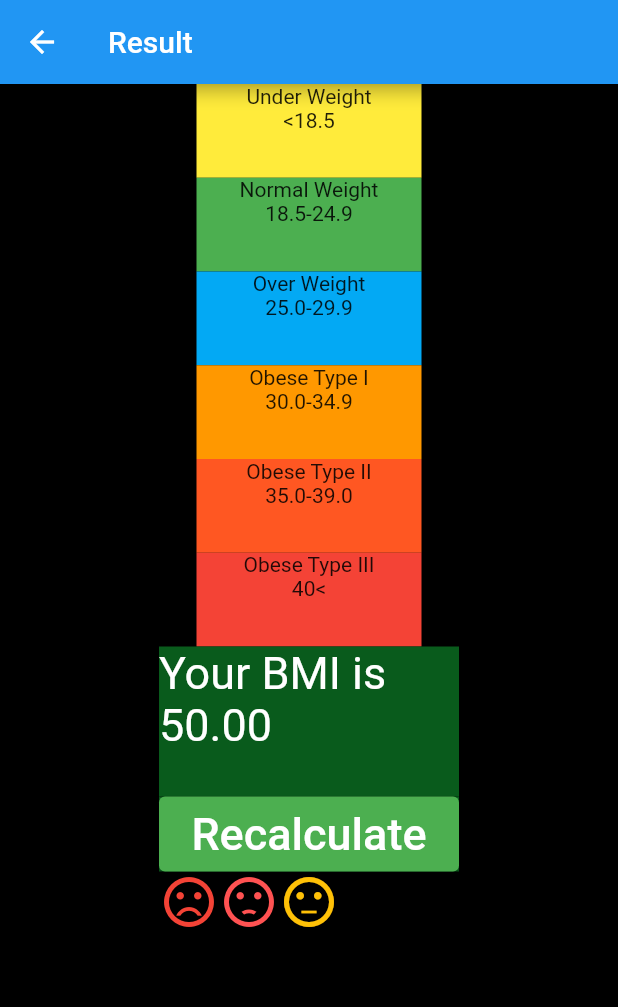
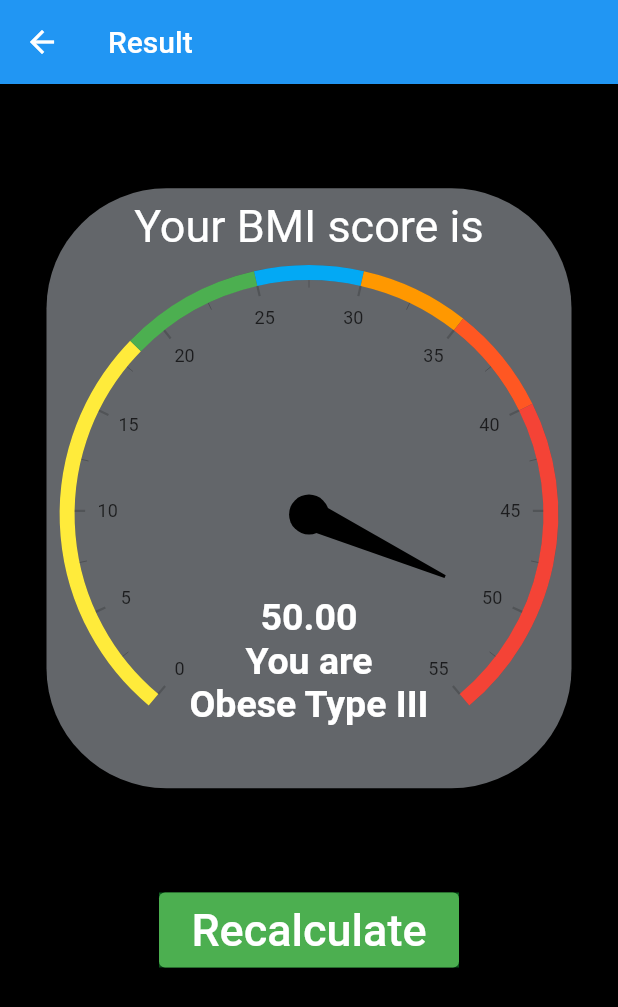
Before and after one commit to Greninja1OO/BMI-APP, a Flutter app: the screen it shows after launch, after a tap on "Calculate", on a phone screen of 412 x 824 dp. Shown: the top 1007 px of the screen. Run offline on Flutter 3.47's test engine with Material 2 defaults, Android fonts, the phone set to English and light mode, and no system bars; drawn by our look-alikes of flutter_rating_bar, syncfusion_flutter_gauges.

Commit message:
Secondpage ui

```diff
--- a/lib/main.dart
+++ b/lib/main.dart
@@ -40,13 +40,13 @@ class _MyHomePageState extends State<MyHomePage> {
   String w="kg";
   @override
   Widget build(BuildContext context) {
-    bmi = (weight*10000) / (height*height);
+
     return Scaffold( backgroundColor: Colors.black,
       appBar: AppBar(
         centerTitle: true,
         title: Text("Health Check"),
       ),
-      body: Column( crossAxisAlignment: CrossAxisAlignment.center,
+      body: Column( crossAxisAlignment: CrossAxisAlignment.center, mainAxisAlignment: MainAxisAlignment.spaceEvenly,
 
       children: [
         Text(
@@ -96,14 +96,14 @@ class _MyHomePageState extends State<MyHomePage> {
 
             child: Column(
 
-              children: [ Row( mainAxisAlignment: MainAxisAlignment.spaceEvenly,children:
+              children: [ Row( mainAxisAlignment: MainAxisAlignment.center,children:
 [                Text(
                   "Height\n${height.toStringAsFixed(2)} $h",
                   textScaleFactor: 2,
                   textAlign: TextAlign.start,
                   style: TextStyle(color: Colors.white),
 
-                ),ElevatedButton(
+                ),Text("  "),ElevatedButton(
   style: ButtonStyle(
       backgroundColor:
       MaterialStateProperty.all(Colors.green)),
@@ -202,7 +202,7 @@ class _MyHomePageState extends State<MyHomePage> {
           ),Container(
             height: 10
           ),
-          Container(decoration: BoxDecoration(color: Color(0xff63666A),
+          Container(decoration: BoxDecoration(color: Colors.black,
               borderRadius: const BorderRadius.all(const Radius.circular(80))
           ),
 
@@ -219,7 +219,7 @@ class _MyHomePageState extends State<MyHomePage> {
                     child: ElevatedButton(
                       style: ButtonStyle(
                           backgroundColor:
-                          MaterialStateProperty.all(Colors.green)),
+                          MaterialStateProperty.all(Color(0xff63666A))),
                       onPressed: (() {
                         Navigator.push(context,
                         MaterialPageRoute(builder: (context)=>SecondPage(bmi:bmi)));
--- a/lib/second page.dart
+++ b/lib/second page.dart
@@ -1,81 +1,60 @@
 import 'package:flutter/material.dart';
 import "package:flutter_rating_bar/flutter_rating_bar.dart";
+import 'package:syncfusion_flutter_gauges/gauges.dart';
 
 class SecondPage extends StatefulWidget {
   SecondPage({required this.bmi});
   double bmi;
+
   @override
   State<SecondPage> createState() => _SecondPageState();
 }
 
 class _SecondPageState extends State<SecondPage> {
+  String str='';
+
   @override
   Widget build(BuildContext context) {
+    if(widget.bmi<18.5)
+      str="Under Weight";
+    else if(widget.bmi<25)
+      str="Normal Weight";
+    else if(widget.bmi<30)
+      str="Over Weight";
+    else if(widget.bmi<35)
+      str="Obese Type I";
+    else if(widget.bmi<40)
+      str="Obese Type II";
+    else if(widget.bmi>=40)
+      str="Obese Type III";
     return Scaffold( backgroundColor: Colors.black,
       appBar: AppBar(
      title: Text("Result"),
       ),
-      body: Row( mainAxisAlignment: MainAxisAlignment.center,children:[Column(
-        children:  [
-
-                Container(
-                    height: 62.5,
-                    width: 150,
-                    color: Colors.yellow,
-                    child: Text( textAlign: TextAlign.center,
-                        "Under Weight\n<18.5"
-                    )
-                ),
-                Container(
-                    height: 62.5,
-                    width: 150,
-                    color: Colors.green,
-                    child: Text( textAlign: TextAlign.center,
-                        "Normal Weight\n18.5-24.9"
-                    )
-                ),
-                Container(
-                    height: 62.5,
-                    width: 150,
-                    color: Colors.lightBlue,
-                    child: Text( textAlign: TextAlign.center,
-                        "Over Weight\n25.0-29.9"
-                    )
-                ),
-                Container(
-                    height: 62.5,
-                    width: 150,
-                    color: Colors.orange,
-                    child: Text( textAlign: TextAlign.center,
-                        "Obese Type I\n30.0-34.9"
-                    )
-                ),
-                Container(
-                    height: 62.5,
-                    width: 150,
-                    color: Colors.deepOrange,
-                    child: Text( textAlign: TextAlign.center,
-                        "Obese Type II\n35.0-39.0"
-                    )
-                ) ,Container(
-                    height: 62.5,
-                    width: 150,
-                    color: Colors.red,
-                    child: Text( textAlign: TextAlign.center,
-                        "Obese Type III\n40<"
-                    )
-
-          ),
-          Container(
-          color: Color.fromARGB(255, 9, 91, 28),
-          height: 100,
-          width: 200,
-          child: Text(
-            "Your BMI is ${widget.bmi.toStringAsFixed(2)}",
-            style: TextStyle(fontSize: 30,color: Colors.white,  ),
-          ),
-
-        ),
+      body: Row( mainAxisAlignment: MainAxisAlignment.center,children:[Column( mainAxisAlignment: MainAxisAlignment.spaceEvenly,
+        children:  [ Container(height: 400,width: 350, decoration: BoxDecoration(color: Color(0xff63666A),
+        borderRadius: const BorderRadius.all(const Radius.circular(80))
+    ),child: Column( crossAxisAlignment: CrossAxisAlignment.center,mainAxisAlignment: MainAxisAlignment.center,children:[const Text("Your BMI score is", style: TextStyle(fontSize: 30,color: Colors.white),
+        ),SfRadialGauge(
+            axes: <RadialAxis>[
+              RadialAxis(minimum: 0, maximum: 55,
+                  ranges: <GaugeRange>[
+                    GaugeRange(startValue: 0, endValue: 18.5, color:Colors.yellow),
+                    GaugeRange(startValue: 18.5,endValue: 25,color: Colors.green),
+                    GaugeRange(startValue: 25,endValue: 30,color: Colors.lightBlue),
+                    GaugeRange(startValue: 30, endValue: 35, color:Colors.orange),
+                    GaugeRange(startValue: 35,endValue: 40,color: Colors.deepOrange),
+                    GaugeRange(startValue: 40, endValue: 55, color:Colors.red),
+                  ],
+                  pointers: <GaugePointer>[
+                    NeedlePointer(value: widget.bmi)],
+                  annotations: <GaugeAnnotation>[
+                    GaugeAnnotation(widget: Container(alignment: Alignment.center,child:
+                    Text('\n${widget.bmi.toStringAsFixed(2)}\nYou are\n$str',style: TextStyle(fontSize: 25,fontWeight: FontWeight.bold,color: Colors.white),textAlign: TextAlign.center,)),
+                        angle: 90, positionFactor: 0.5
+                    )]
+              )])
+        ])),
           Container(
             color: Color.fromARGB(255, 9, 91, 28),
             height: 50,
@@ -96,7 +75,7 @@ class _SecondPageState extends State<SecondPage> {
             ),
           ),
         RatingBar.builder(
-          initialRating: 3,
+          initialRating: 0,
           itemCount: 5,
           itemBuilder: (context, index){
             switch (index) {
--- a/pubspec.yaml
+++ b/pubspec.yaml
@@ -37,6 +37,7 @@ dependencies:
   # Use with the CupertinoIcons class for iOS style icons.
   cupertino_icons: ^1.0.2
   flutter_rating_bar: ^4.0.1
+  syncfusion_flutter_gauges: ^20.3.56
 
 dev_dependencies:
   flutter_test:
```
Also changed, not shown: pubspec.lock.
